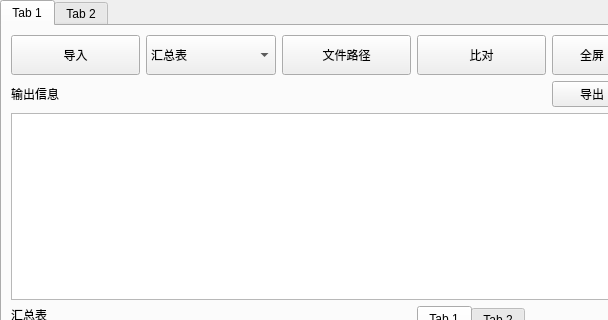
Qt form mainwindow.ui (unicorn0818/QtProject) before a commit; both pictures show x 0 to 608 and y 0 to 320 of the 729 by 591 pixel window.
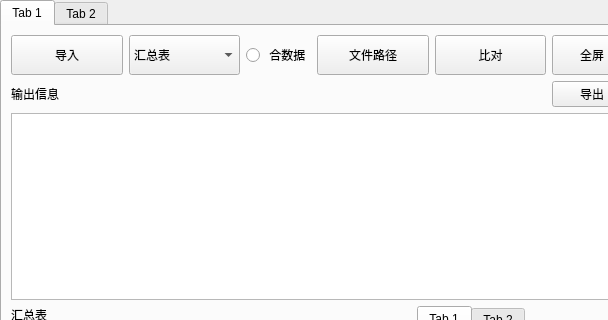
The same form after that commit. Icons and pictures are not drawn.

Commit message: 添加合数据选项

```diff
--- a/mainwindow.ui
+++ b/mainwindow.ui
@@ -98,6 +98,13 @@
             </item>
            </widget>
           </item>
+          <item>
+           <widget class="QRadioButton" name="radioButton">
+            <property name="text">
+             <string> 合数据</string>
+            </property>
+           </widget>
+          </item>
           <item>
            <widget class="QPushButton" name="file_path">
             <property name="sizePolicy">
```
The commit also changes 2 other files.
